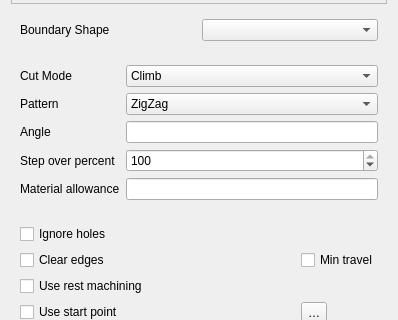
Above: src/Mod/CAM/Gui/Resources/panels/PageOpPocketFullEdit.ui from Connor9220/FreeCAD before the change; both pictures show x 0 to 398 and y 103 to 423 of the 398 by 513 pixel window. Below: the same form after it.
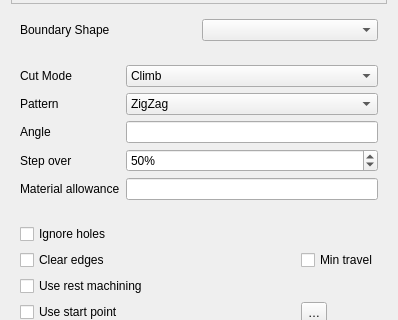
That is the form after the change. Icons and pictures are not drawn. Custom widgets are drawn as their Qt base class.

Commit message:
Merge pull request #27038 from Dimitris75/CAM-Step-Over-consistency-between-operations
CAM: Step Over consistency between operations

What changed in the file:
```diff
--- a/src/Mod/CAM/Gui/Resources/panels/PageOpPocketFullEdit.ui
+++ b/src/Mod/CAM/Gui/Resources/panels/PageOpPocketFullEdit.ui
@@ -182,14 +182,17 @@
       <item row="3" column="0">
        <widget class="QLabel" name="stepOverPercent_label">
         <property name="text">
-         <string>Step over percent</string>
+         <string>Step over</string>
         </property>
        </widget>
       </item>
       <item row="3" column="1">
        <widget class="QSpinBox" name="stepOverPercent">
         <property name="toolTip">
-         <string>The amount by which the tool is laterally displaced on each cycle of the pattern, specified in percent of the tool diameter. A step over of 100% results in no overlap between two different cycles</string>
+         <string>The sideways distance* the cutting tool moves between successive passes (*a percentage of the tool's diameter).</string>
+        </property>
+        <property name="suffix">
+         <string>%</string>
         </property>
         <property name="minimum">
          <number>1</number>
@@ -201,7 +204,7 @@
          <number>10</number>
         </property>
         <property name="value">
-         <number>100</number>
+         <number>50</number>
         </property>
        </widget>
       </item>
```
Left out of the diff: 6 changed lines with no effect on the pictures. The commit also changes 8 other files.
